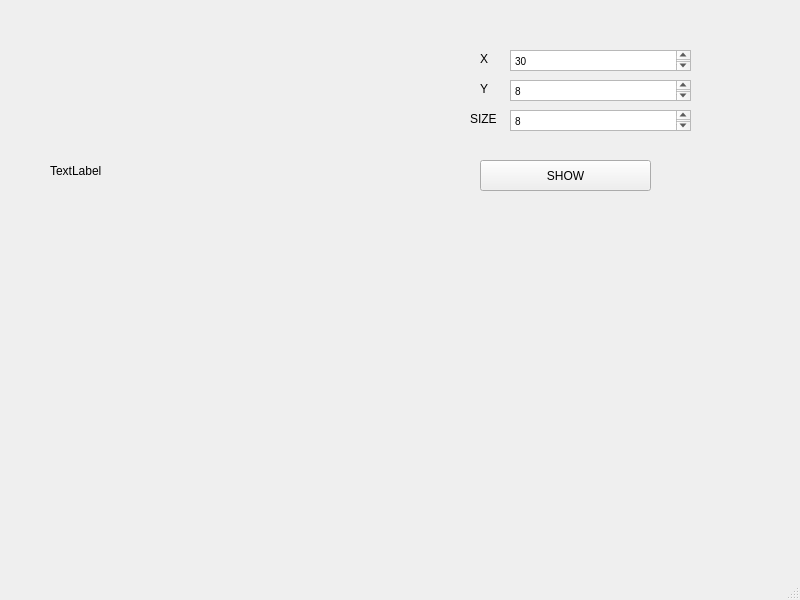
This is wind.ui in Lev-Sh/APItesters as Qt 5 draws it before an edit. The edited form follows.
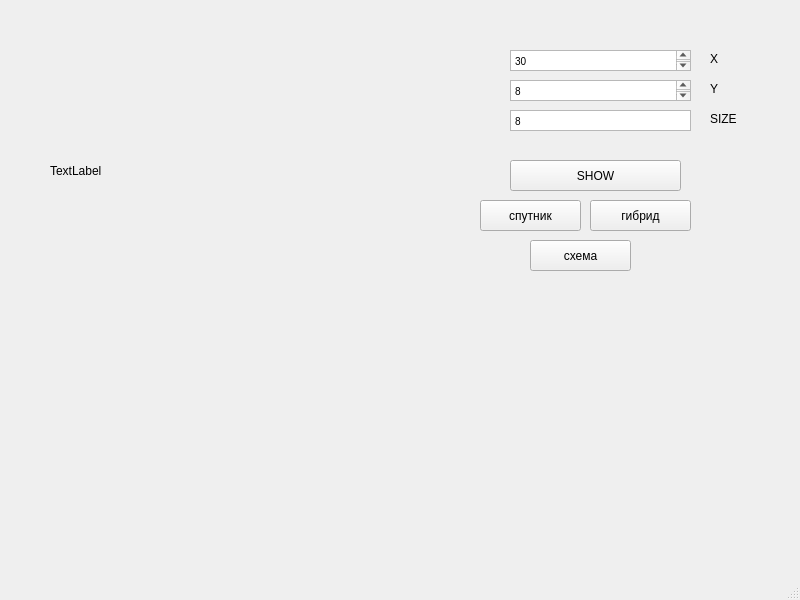
This is the edited form.

```diff
--- a/wind.ui
+++ b/wind.ui
@@ -57,6 +57,12 @@
       <height>21</height>
      </rect>
     </property>
+       <property name="verticalScrollBarPolicy">
+           <enum>Qt::ScrollBarAlwaysOff</enum>
+       </property>
+       <property name="horizontalScrollBarPolicy">
+           <enum>Qt::ScrollBarAlwaysOff</enum>
+       </property>
     <property name="html">
      <string>&lt;!DOCTYPE HTML PUBLIC &quot;-//W3C//DTD HTML 4.0//EN&quot; &quot;http://www.w3.org/TR/REC-html40/strict.dtd&quot;&gt;
 &lt;html&gt;&lt;head&gt;&lt;meta name=&quot;qrichtext&quot; content=&quot;1&quot; /&gt;&lt;style type=&quot;text/css&quot;&gt;
@@ -68,7 +74,7 @@
    <widget class="QLabel" name="label">
     <property name="geometry">
      <rect>
-      <x>480</x>
+         <x>710</x>
       <y>50</y>
       <width>59</width>
       <height>17</height>
@@ -81,7 +87,7 @@
    <widget class="QLabel" name="label_2">
     <property name="geometry">
      <rect>
-      <x>480</x>
+         <x>710</x>
       <y>80</y>
       <width>59</width>
       <height>17</height>
@@ -94,7 +100,7 @@
    <widget class="QLabel" name="label_3">
     <property name="geometry">
      <rect>
-      <x>470</x>
+         <x>710</x>
       <y>110</y>
       <width>59</width>
       <height>17</height>
@@ -107,7 +113,7 @@
    <widget class="QPushButton" name="pushButton">
     <property name="geometry">
      <rect>
-      <x>480</x>
+         <x>510</x>
       <y>160</y>
       <width>171</width>
       <height>31</height>
@@ -130,6 +136,45 @@
      <string>TextLabel</string>
     </property>
    </widget>
+      <widget class="QPushButton" name="SPYTNIK">
+          <property name="geometry">
+              <rect>
+                  <x>480</x>
+                  <y>200</y>
+                  <width>101</width>
+                  <height>31</height>
+              </rect>
+          </property>
+          <property name="text">
+              <string>спутник</string>
+          </property>
+      </widget>
+      <widget class="QPushButton" name="HYBRIT">
+          <property name="geometry">
+              <rect>
+                  <x>590</x>
+                  <y>200</y>
+                  <width>101</width>
+                  <height>31</height>
+              </rect>
+          </property>
+          <property name="text">
+              <string>гибрид</string>
+          </property>
+      </widget>
+      <widget class="QPushButton" name="SCHEMA">
+          <property name="geometry">
+              <rect>
+                  <x>530</x>
+                  <y>240</y>
+                  <width>101</width>
+                  <height>31</height>
+              </rect>
+          </property>
+          <property name="text">
+              <string>схема</string>
+          </property>
+      </widget>
    <zorder>label</zorder>
    <zorder>label_2</zorder>
    <zorder>label_3</zorder>
```
Left out of the diff: 6 changed lines with no effect on the pictures.
